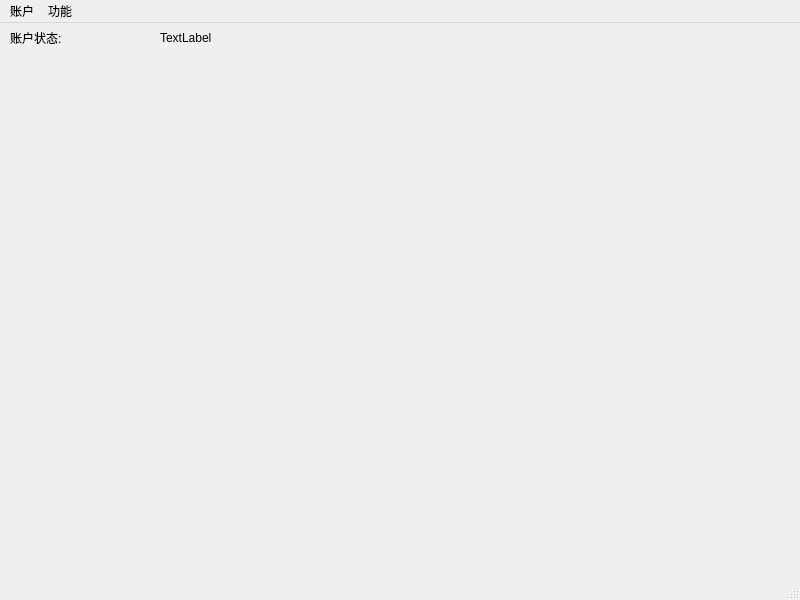
Old version of the form mainui.ui in the repository Yuandiaodiaodiao/sdu-get-class.
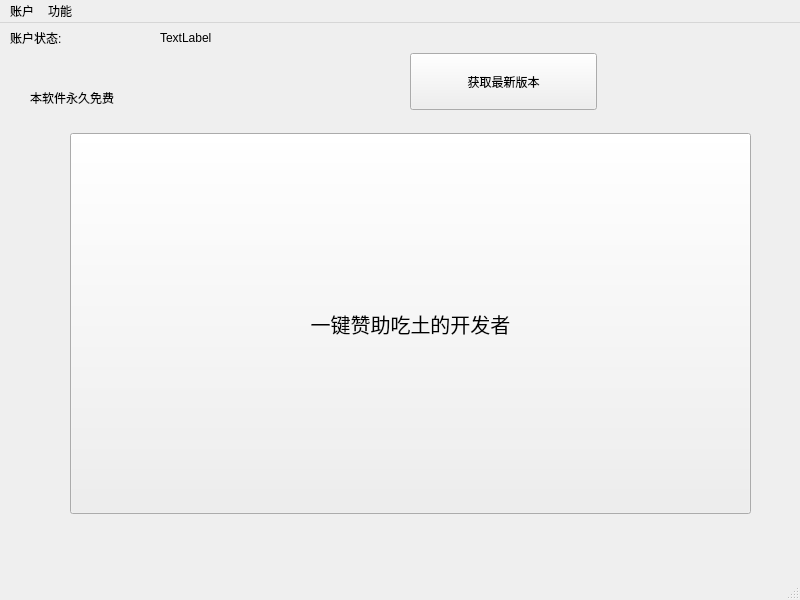
New version of the form.

Patch:
```diff
--- a/mainui.ui
+++ b/mainui.ui
@@ -40,6 +40,50 @@
      <string>TextLabel</string>
     </property>
    </widget>
+   <widget class="QPushButton" name="pushButton">
+    <property name="geometry">
+     <rect>
+      <x>70</x>
+      <y>110</y>
+      <width>681</width>
+      <height>381</height>
+     </rect>
+    </property>
+    <property name="font">
+     <font>
+      <pointsize>15</pointsize>
+     </font>
+    </property>
+    <property name="text">
+     <string>一键赞助吃土的开发者</string>
+    </property>
+   </widget>
+   <widget class="QLabel" name="label_3">
+    <property name="geometry">
+     <rect>
+      <x>30</x>
+      <y>60</y>
+      <width>321</width>
+      <height>30</height>
+     </rect>
+    </property>
+    <property name="text">
+     <string>本软件永久免费</string>
+    </property>
+   </widget>
+   <widget class="QPushButton" name="pushButton_2">
+    <property name="geometry">
+     <rect>
+      <x>410</x>
+      <y>30</y>
+      <width>187</width>
+      <height>57</height>
+     </rect>
+    </property>
+    <property name="text">
+     <string>获取最新版本</string>
+    </property>
+   </widget>
   </widget>
   <widget class="QMenuBar" name="menubar">
    <property name="geometry">
```
Left out of the diff: 37 changed lines with no effect on the pictures.
